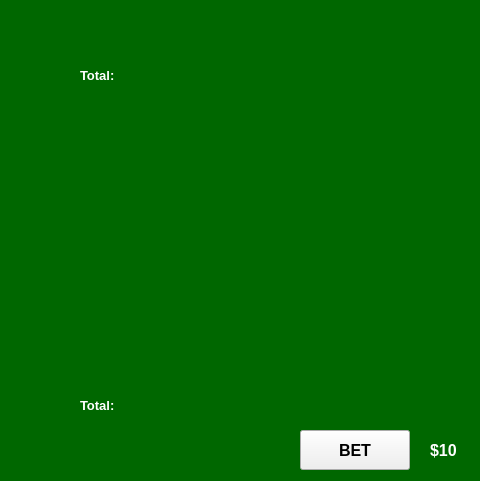
Above: view.ui from kirshan-tx/blackjack before the change; both pictures show x 0 to 480 and y 200 to 681 of the 1100 by 800 pixel window. Below: the same form after it.
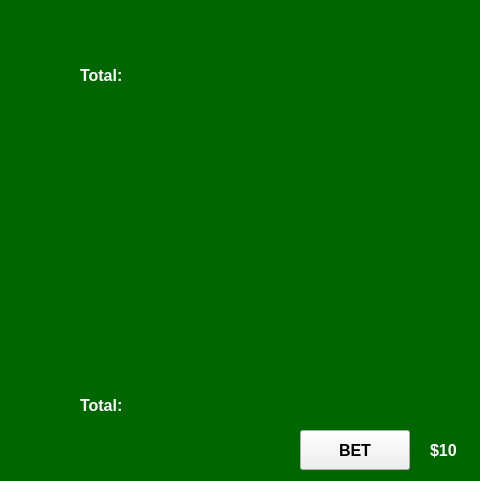
That is the form after the change. The open tabs and pages were chosen to show the change. Icons and pictures are not drawn.

Diff of the .ui file:
```diff
--- a/view.ui
+++ b/view.ui
@@ -354,7 +354,7 @@
       <property name="font">
        <font>
         <family>Arial</family>
-        <pointsize>10</pointsize>
+        <pointsize>12</pointsize>
         <weight>75</weight>
         <bold>true</bold>
        </font>
@@ -429,7 +429,7 @@
       <property name="font">
        <font>
         <family>Arial</family>
-        <pointsize>10</pointsize>
+        <pointsize>12</pointsize>
         <weight>75</weight>
         <bold>true</bold>
        </font>
```
